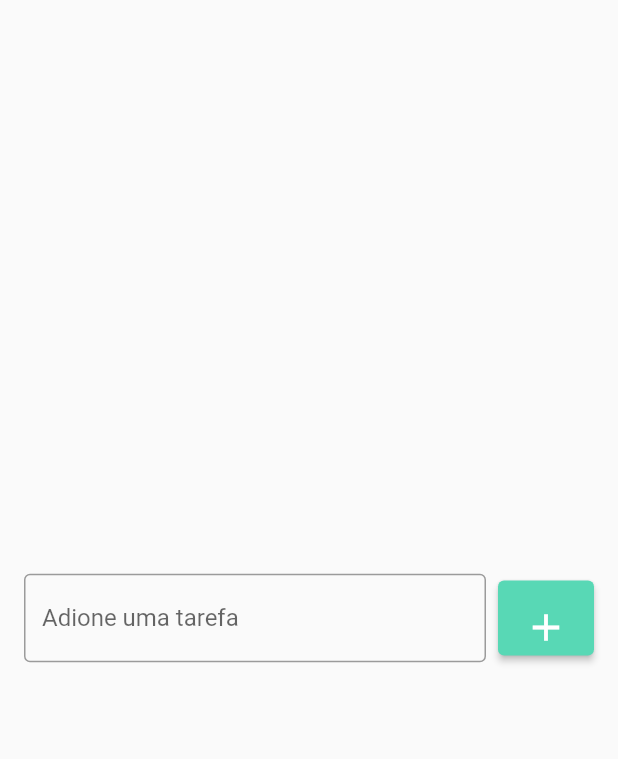
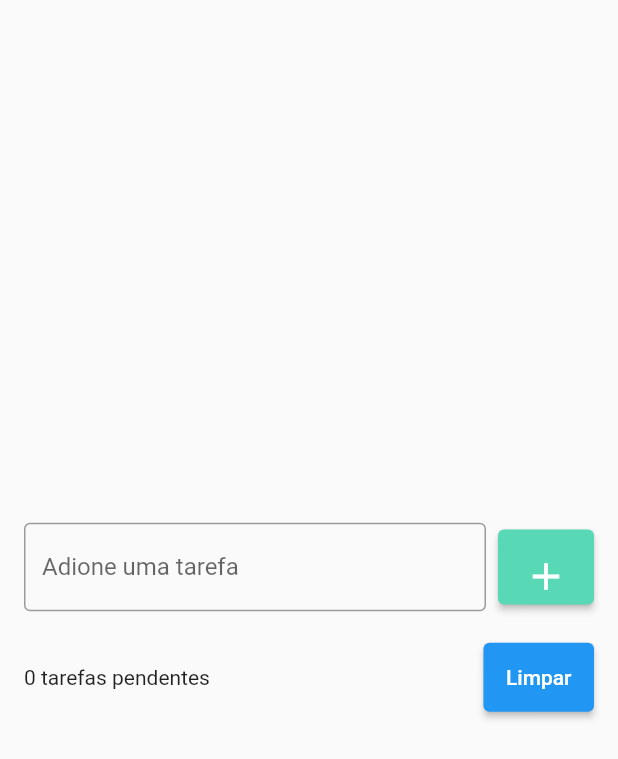
Before and after one commit to IvanHSilva/flutter_app02_todo_list, a Flutter app: the screen it shows after launch, on a phone screen of 412 x 824 dp. Shown: the top 759 px of the screen. Run offline on Flutter 3.47's test engine with Material 2 defaults, Android fonts, the phone set to English and light mode, and no system bars.

Commit message:
Footer text and button

```diff
--- a/lib/pages/todolist.dart
+++ b/lib/pages/todolist.dart
@@ -12,9 +12,12 @@ class ToDoList extends StatelessWidget {
         // Row tem largura infinita
         child: Padding(
           padding: const EdgeInsets.symmetric(horizontal: 16.0),
-          child: Row(
+          child: Column(
+            mainAxisSize: MainAxisSize.min,
             children: [
-              // Permte extender o widget com a máxima largura disponível
+              Row(
+                children: [
+                  // Permite extender o widget com a máxima largura disponível
                   const Expanded(
                     child: TextField(
                       decoration: InputDecoration(
@@ -41,6 +44,26 @@ class ToDoList extends StatelessWidget {
                   ),
                 ],
               ),
+              const SizedBox(height: 20),
+              Row(
+                children: [
+                  const Expanded(
+                    child: Text('0 tarefas pendentes'),
+                  ),
+                  const SizedBox(width: 8),
+                  ElevatedButton(
+                    onPressed: () {},
+                    style: ElevatedButton.styleFrom(
+                      //primary: Colors.green,
+                      primary: Colors.blue,
+                      padding: const EdgeInsets.all(15),
+                    ),
+                    child: const Text('Limpar'),
+                  )
+                ],
+              ),
+            ],
+          ),
         ),
       ),
     );
```
Also changed, not shown: 6 other files. Lines whose indentation alone changed are shown as unchanged.
